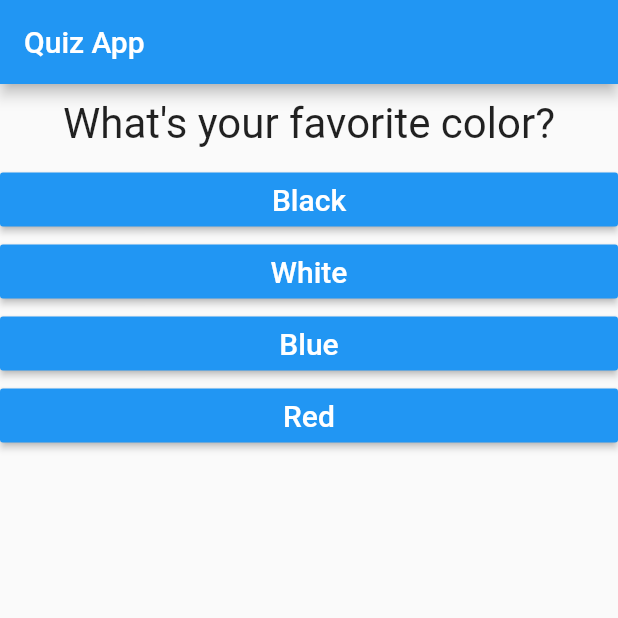
After one commit to AntipenkoGleb/flutter_udemy_courses, a Flutter app: the screen it shows after launch, on a phone screen of 412 x 824 dp, the top half of it. The commit adds this screen. Run offline on Flutter 3.47's test engine with Material 2 defaults, Android fonts, the phone set to English and light mode, and no system bars.

Commit message:
add quiz, final refactoring

```diff
--- a/flutter_complete_guide/flutter_basics/lib/main.dart
+++ b/flutter_complete_guide/flutter_basics/lib/main.dart
@@ -1,4 +1,5 @@
 import 'package:flutter/material.dart';
+import 'package:flutter_basics/quiz.dart';
 
 import './question.dart';
 import './answer.dart';
@@ -67,15 +68,10 @@ class _QuizAppState extends State<QuizApp> {
       home: Scaffold(
         appBar: AppBar(title: Text('Quiz App')),
         body: _questionIndex < _questions.length
-            ? Column(
-                children: [
-                  Question(_questions[_questionIndex]['question']),
-                  ...(_questions[_questionIndex]['answers']
-                          as List<Map<String, Object>>)
-                      .map((answer) => Answer(answer['answer'],
-                          () => _onAnswerSelected(answer['score'])))
-                      .toList(),
-                ],
+            ? Quiz(
+                questions: _questions,
+                questionIndex: _questionIndex,
+                answerSelectHandler: _onAnswerSelected,
               )
             : Result(_totalScore, _onReset),
       ),
--- /dev/null
+++ b/flutter_complete_guide/flutter_basics/lib/quiz.dart
@@ -0,0 +1,29 @@
+import 'package:flutter/material.dart';
+
+import './question.dart';
+import './answer.dart';
+
+class Quiz extends StatelessWidget {
+  final List<Map<String, Object>> questions;
+  final int questionIndex;
+  final Function answerSelectHandler;
+
+  const Quiz({
+    @required this.questions,
+    @required this.questionIndex,
+    @required this.answerSelectHandler,
+  });
+
+  @override
+  Widget build(BuildContext context) {
+    return Column(
+      children: [
+        Question(questions[questionIndex]['question']),
+        ...(questions[questionIndex]['answers'] as List<Map<String, Object>>)
+            .map((answer) => Answer(
+                answer['answer'], () => answerSelectHandler(answer['score'])))
+            .toList(),
+      ],
+    );
+  }
+}
--- a/flutter_complete_guide/flutter_basics/lib/result.dart
+++ b/flutter_complete_guide/flutter_basics/lib/result.dart
@@ -28,18 +28,12 @@ class Result extends StatelessWidget {
         children: [
           Text(
             _resultPhrase,
-            style: TextStyle(
-              fontSize: 36,
-              fontWeight: FontWeight.bold,
-            ),
+            style: TextStyle(fontSize: 36, fontWeight: FontWeight.bold),
           ),
           FlatButton(
             child: Text(
-              'resultQuiz',
-              style: TextStyle(
-                color: Colors.purple,
-                fontSize: 18,
-              ),
+              'reset Quiz',
+              style: TextStyle(color: Colors.purple, fontSize: 18),
             ),
             onPressed: _resetHandler,
           ),
```
